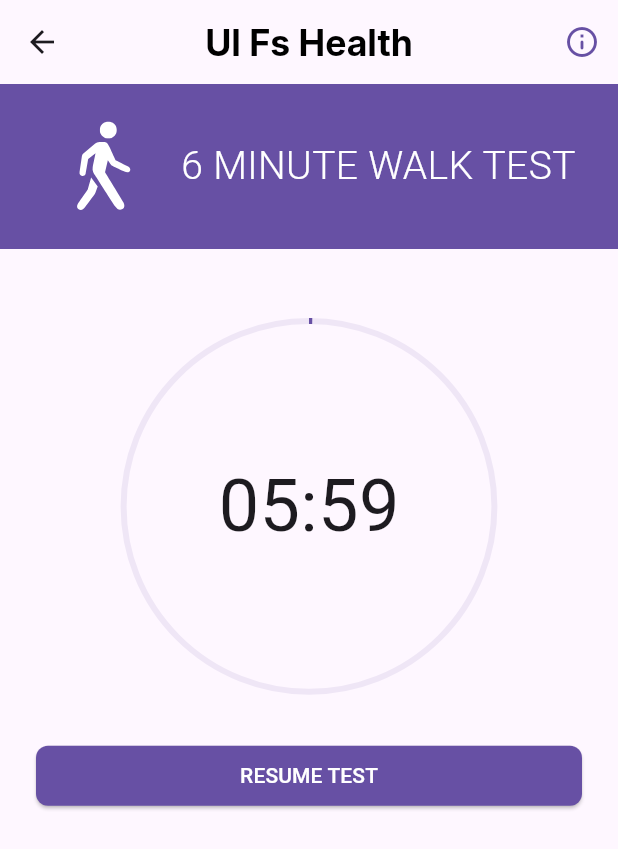
After one commit to InAppoDev/ul_fs_health, a Flutter app: the WalkTestStartContent screen opened directly, after a tap on "PAUSE TEST", on a phone screen of 412 x 824 dp. The commit adds this screen. Shown: the top 849 px of the screen. Run offline on Flutter 3.47's test engine with Material 3 defaults, Android fonts, the phone set to English and light mode, and no system bars; our stand-ins replace auto_route, bloc, cloud_firestore, email_validator, firebase_auth, firebase_core and 7 more; accounts and stored records are empty; generated files the repository leaves out were written again.

Commit message:
[gps_walk_test]: add timer logic and pause functionality

```diff
--- a/lib/core/constants/constants.dart
+++ b/lib/core/constants/constants.dart
@@ -9,4 +9,5 @@ abstract class Constants {
   static double get dividerThickness => 1;
   static double get headerLargeTextSize => 16;
   static double get featureTestHeaderHeight => 110;
+  static int get defaultTimerDuration => 360;
 }
--- /dev/null
+++ b/lib/core/extensions/int_extension.dart
@@ -0,0 +1,8 @@
+extension IntExtension on int {
+  String get formatTime {
+    final Duration duration = Duration(seconds: this);
+    final int minutes = duration.inMinutes;
+    final int seconds = duration.inSeconds % 60;  // Get the seconds part only
+    return "${minutes.toString().padLeft(2, '0')}:${seconds.toString().padLeft(2, '0')}";
+  }
+}
--- a/lib/core/router/app_router.dart
+++ b/lib/core/router/app_router.dart
@@ -8,6 +8,7 @@ import '../../presentation/questionnaire/view/questionnaire_screen.dart';
 import '../../presentation/sit_to_stand/view/sit_to_stand_screen.dart';
 import '../../presentation/sit_to_stand/view/sit_to_stand_test_start_screen.dart';
 import '../../presentation/splash/view/splash_screen.dart';
+import '../../presentation/walk_test_start/view/walk_test_start_screen.dart';
 
 part 'app_router.gr.dart';
 
@@ -45,6 +46,10 @@ class AppRouter extends RootStackRouter {
           page: SitToStandRoute.page,
         ),
         AutoRoute(
+          path: '/walk_test_start',
+          page: WalkTestStartRoute.page,
+        ),
+        AutoRoute(
           path: '/sit_to_stand_test_start',
           page: SitToStandTestStartRoute.page,
         ),
--- a/lib/gen/assets.gen.dart
+++ b/lib/gen/assets.gen.dart
@@ -52,10 +52,21 @@ class $AssetsIconsGen {
       ];
 }
 
+class $AssetsSoundsGen {
+  const $AssetsSoundsGen();
+
+  /// File path: assets/sounds/signal.mp3
+  String get signal => 'assets/sounds/signal.mp3';
+
+  /// List of all assets
+  List<String> get values => [signal];
+}
+
 class Assets {
   Assets._();
 
   static const $AssetsIconsGen icons = $AssetsIconsGen();
+  static const $AssetsSoundsGen sounds = $AssetsSoundsGen();
 }
 
 class SvgGenImage {
--- a/lib/l10n/intl_en.arb
+++ b/lib/l10n/intl_en.arb
@@ -74,5 +74,7 @@
   "lblSitToStandPageDescription2": " and put the phone in your pocket. ",
   "lblSitToStandPageDescription3": " will let you know when you can start with stand-up sit-down test.",
   "lblSitToStandAlertInfo1": "After {count} repetitions, ",
-  "lblSitToStandAlertInfo2": " will alert you that the test is finished."
+  "lblSitToStandAlertInfo2": " will alert you that the test is finished.",
+  "btnTestPauseText": "pause test",
+  "btnTestResumeText": "resume test"
 }
--- a/lib/presentation/home/view/home_screen.dart
+++ b/lib/presentation/home/view/home_screen.dart
@@ -76,6 +76,7 @@ class HomeContent extends StatelessWidget {
               Constants.sizedBoxHeightMiddle.spaceVertical,
               SubmitButton(
                   onPressed: () {
+                    context.router.push(WalkTestStartRoute());
                     // TODOchange to test route
                   },
                   title: appLocalizations.btnTestStartText,
--- /dev/null
+++ b/lib/presentation/logic/timer/timer_bloc.dart
@@ -0,0 +1,75 @@
+import 'dart:async';
+
+import 'package:flutter_bloc/flutter_bloc.dart';
+import 'package:freezed_annotation/freezed_annotation.dart';
+
+
+part 'timer_event.dart';
+part 'timer_state.dart';
+part 'timer_bloc.freezed.dart';
+
+class TimerBloc extends Bloc<TimerEvent, TimerState> {
+  TimerBloc() : super(const _Initial()) {
+    on<_StartTimer>(_onStartTimer);
+    on<_CancelTimer>(_onCancelTimer);
+    on<_UpdateTimer>(_onUpdateTimer);
+    on<_PauseTimer>(_onPauseTimer);
+  }
+
+  Timer? _timer;
+
+  Future<void> _onUpdateTimer(_UpdateTimer event, Emitter<TimerState> emit) async {
+    final progress = (event.duration - event.remainingTime).toDouble() / event.duration;
+    final isFinished = event.remainingTime <= 0;
+    emit(state.copyWith(remainingTime: event.remainingTime,
+        status: isFinished ? TimerStatus.completed : TimerStatus.running,
+        progress: progress));
+  }
+
+  Future<void> _onStartTimer(_StartTimer event, Emitter<TimerState> emit) async {
+    _timer?.cancel();
+    emit(state.copyWith(remainingTime: event.duration, status: TimerStatus.initial, progress: 0));
+    int remainingTime = event.duration;
+    _timer = Timer.periodic(const Duration(seconds: 1), (timer) {
+      if (state.status == TimerStatus.paused) {
+        add(_PauseTimer(
+            duration: event.duration,
+            remainingTime: remainingTime));
+      } else if (remainingTime > 0 && state.status != TimerStatus.cancelled) {
+        --remainingTime;
+        add(TimerEvent.updateTimer(
+            duration: event.duration,
+            remainingTime: remainingTime));
+      }
+      else {
+        _timer?.cancel();
+        _timer = null;
+        remainingTime = 0;
+       add(const TimerEvent.cancelTimer());
+       add(TimerEvent.updateTimer(
+            duration: event.duration,
+            remainingTime: remainingTime));
+      }
+    });
+  }
+  //
+  Future<void> _onCancelTimer(_CancelTimer event, Emitter<TimerState> emit) async {
+    emit(state.copyWith(status: TimerStatus.cancelled, remainingTime: 0));
+  }
+
+  Future<void> _onPauseTimer(_PauseTimer event, Emitter<TimerState> emit) async {
+    final progress = (event.duration - event.remainingTime).toDouble() / event.duration;
+    emit(state.copyWith(
+      status: TimerStatus.paused,
+      remainingTime: event.remainingTime,
+      progress: progress,
+    ));
+  }
+
+  @override
+  Future<void> close() {
+    _timer?.cancel();
+    _timer = null;
+    return super.close();
+  }
+}
--- /dev/null
+++ b/lib/presentation/logic/timer/timer_event.dart
@@ -0,0 +1,10 @@
+part of 'timer_bloc.dart';
+
+@freezed
+class TimerEvent with _$TimerEvent {
+  const factory TimerEvent.startTimer(int duration) = _StartTimer;
+  const factory TimerEvent.cancelTimer() = _CancelTimer;
+  const factory TimerEvent.updateTimer({required int duration, required int remainingTime}) = _UpdateTimer;
+  const factory TimerEvent.onPauseTimer({required int duration, required int remainingTime}) = _PauseTimer;
+  const factory TimerEvent.onResume({required int duration}) = _ResumeTimer;
+}
--- /dev/null
+++ b/lib/presentation/logic/timer/timer_state.dart
@@ -0,0 +1,20 @@
+part of 'timer_bloc.dart';
+
+@freezed
+class TimerState with _$TimerState {
+  const factory TimerState({
+    @Default(TimerStatus.initial) TimerStatus status,
+    @Default(360) int remainingTime,
+    @Default(0) double progress
+  }) = _Initial;
+
+  const TimerState._();
+}
+
+enum TimerStatus {
+  initial,
+  running,
+  cancelled,
+  completed,
+  paused
+}
--- /dev/null
+++ b/lib/presentation/timer/timer_widget.dart
@@ -0,0 +1,41 @@
+import 'package:flutter/material.dart';
+import 'package:flutter_bloc/flutter_bloc.dart';
+
+import '../../core/extensions/int_extension.dart';
+import '../logic/timer/timer_bloc.dart';
+
+
+class TimerWidget extends StatelessWidget {
+  const TimerWidget({super.key});
+
+  @override
+  Widget build(BuildContext context) {
+    return Stack(
+      alignment: Alignment.center,
+      children: <Widget>[
+        SizedBox(
+          width: MediaQuery.sizeOf(context).width * 0.6,
+          height: MediaQuery.sizeOf(context).width * 0.6,
+          child: BlocBuilder<TimerBloc, TimerState>(
+            builder: (context, state) {
+              return CircularProgressIndicator(
+                value: state.progress,
+                backgroundColor:
+                Theme.of(context).colorScheme.primary.withValues(alpha: 0.1),
+                valueColor:
+                AlwaysStoppedAnimation(Theme.of(context).colorScheme.primary),
+              );
+            },
+          ),
+        ),
+        BlocBuilder<TimerBloc, TimerState>(
+          builder: (context, state) {
+            return Text(
+            state.remainingTime.formatTime,
+            style: const TextStyle(fontSize: 48),
+            );
+        })
+      ],
+    );
+  }
+}
--- /dev/null
+++ b/lib/presentation/walk_test_start/view/walk_test_start_screen.dart
@@ -0,0 +1,80 @@
+import 'package:auto_route/auto_route.dart';
+import 'package:flutter/material.dart';
+import 'package:flutter_bloc/flutter_bloc.dart';
+
+import '../../../core/constants/constants.dart';
+import '../../../core/constants/gaps.dart';
+import '../../../core/extensions/number_extension.dart';
+import '../../../core/themes/app_colors.dart';
+import '../../../gen/assets.gen.dart';
+import '../../../generated/l10n.dart';
+import '../../../l10n/localizations_utils.dart';
+import '../../logic/timer/timer_bloc.dart';
+import '../../timer/timer_widget.dart';
+import '../../utils/widgets/feature_test_header.dart';
+import '../../utils/widgets/repetition_counter.dart';
+import '../../utils/widgets/simple_app_bar_widget.dart';
+import '../../utils/widgets/submit_button.dart';
+
+@RoutePage()
+class WalkTestStartScreen extends StatelessWidget {
+  const WalkTestStartScreen({super.key});
+
+  @override
+  Widget build(BuildContext context) {
+    return MultiBlocProvider(providers: [
+      BlocProvider(
+          create: (_) => TimerBloc()..add(TimerEvent.startTimer(Constants.defaultTimerDuration))),
+    ], child: const WalkTestStartContent());
+  }
+}
+
+class WalkTestStartContent extends StatelessWidget {
+  const WalkTestStartContent({super.key});
+
+  @override
+  Widget build(BuildContext context) {
+    return Scaffold(
+      appBar: SimpleAppBarWidget(
+        onInfoPress: () {},
+        showBackButton: true,
+      ),
+      body: Column(
+        children: [
+          FeatureTestHeader(
+            title: appLocalizations.walkTestTitleText,
+            leading: Assets.icons.iconWalkTest,
+          ),
+          (Gaps.largest + Gaps.large).spaceVertical,
+          const TimerWidget(),
+          Padding(
+              padding: Gaps.larger.paddingAll.copyWith(top: Gaps.largest),
+              child: BlocBuilder<TimerBloc, TimerState>(builder: (context, state) {
+                return SubmitButton(
+                  onPressed: () async {
+                    if (state.status == TimerStatus.running) {
+                      context.read<TimerBloc>().add(TimerEvent.onPauseTimer(
+                          duration: Constants.defaultTimerDuration,
+                          remainingTime: state.remainingTime));
+                    } else if (state.status == TimerStatus.paused) {
+                      context.read<TimerBloc>().add(TimerEvent.updateTimer(
+                          duration: Constants.defaultTimerDuration,
+                          remainingTime: state.remainingTime));
+                    }
+                  },
+                  title: context.watch<TimerBloc>().state.status == TimerStatus.paused
+                      ? appLocalizations.btnTestResumeText.toUpperCase()
+                      : appLocalizations.btnTestPauseText.toUpperCase(),
+                  backgroundColor: context.watch<TimerBloc>().state.status == TimerStatus.paused
+                      ? Theme.of(context).colorScheme.primary
+                      : Theme.of(context).colorScheme.secondary,
+                  titleColor: context.watch<TimerBloc>().state.status == TimerStatus.paused
+                      ? white
+                      : Theme.of(context).colorScheme.onSecondary,
+                );
+              }))
+        ],
+      ),
+    );
+  }
+}
```
Also changed, not shown: lib/core/router/app_router.gr.dart, lib/generated/intl/messages_en.dart, lib/generated/l10n.dart.
